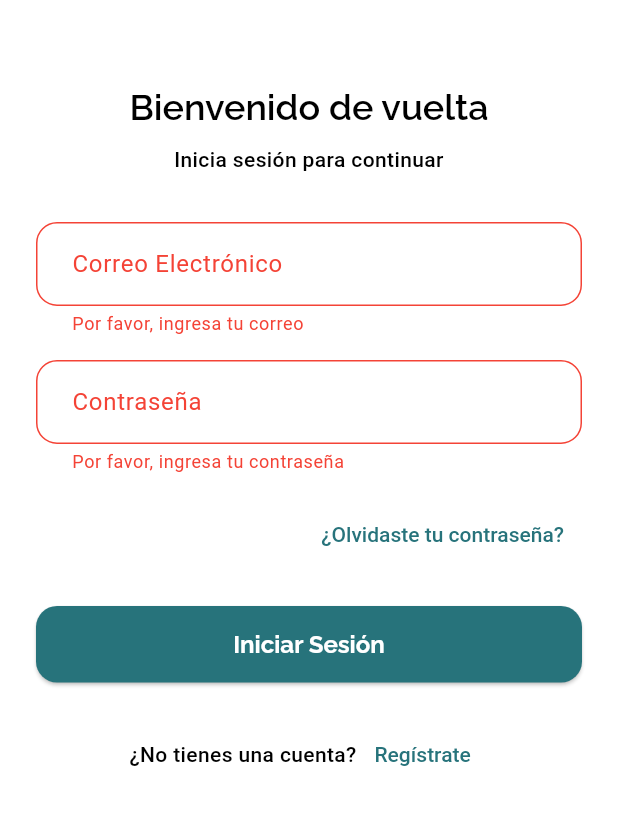
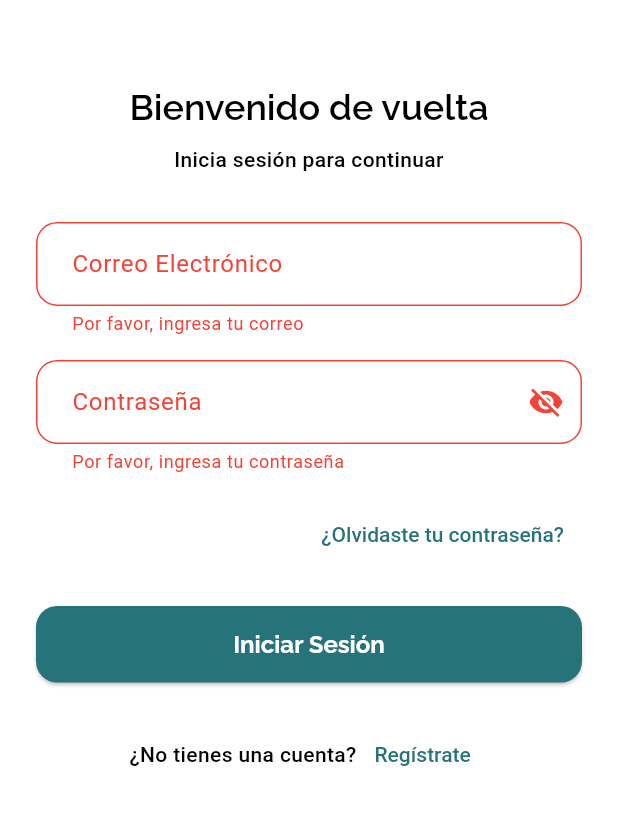
Before and after one commit to AndresJmzA/tumex_app, a Flutter app: the screen it shows after launch, after a tap on "Iniciar Sesión", on a phone screen of 412 x 824 dp, the part 126-951 px from its top. Run offline on Flutter 3.47's test engine with Material 3 defaults, Android fonts, the phone set to English and light mode, and no system bars; our stand-ins replace firebase_auth, firebase_core, flutter_riverpod, google_fonts; missing offline and left inert: firebase_app_check; accounts and stored records are empty; generated files the repository leaves out were written again.

Commit message:
feat(auth): improve error handling with specific Firebase error codes

```diff
--- a/lib/features/auth/screens/login_screen.dart
+++ b/lib/features/auth/screens/login_screen.dart
@@ -17,6 +17,7 @@ class _LoginScreenState extends ConsumerState<LoginScreen> {
   final _emailController = TextEditingController();
   final _passwordController = TextEditingController();
   bool _isLoading = false;
+  bool _isPasswordVisible = false;
 
   @override
   void dispose() {
@@ -31,19 +32,25 @@ class _LoginScreenState extends ConsumerState<LoginScreen> {
         _isLoading = true;
       });
       try {
-        await ref.read(authServiceProvider).signInWithEmailAndPassword(
+        await ref
+            .read(authServiceProvider)
+            .signInWithEmailAndPassword(
               email: _emailController.text.trim(),
               password: _passwordController.text.trim(),
             );
         // Navigation will be handled by the AuthGate/AuthState listener
       } on FirebaseAuthException catch (e) {
         ScaffoldMessenger.of(context).showSnackBar(
-          SnackBar(content: Text(e.message ?? 'Fallo al iniciar sesión.')),
+          SnackBar(
+            content: Text(
+              'Error (${e.code}): ${e.message ?? 'Fallo al iniciar sesión.'}',
+            ),
+          ),
         );
       } catch (e) {
-        ScaffoldMessenger.of(context).showSnackBar(
-          SnackBar(content: Text(e.toString())),
-        );
+        ScaffoldMessenger.of(
+          context,
+        ).showSnackBar(SnackBar(content: Text(e.toString())));
       } finally {
         if (mounted) {
           setState(() {
@@ -98,7 +105,9 @@ class _LoginScreenState extends ConsumerState<LoginScreen> {
                 // Email Field
                 TextFormField(
                   controller: _emailController,
-                  decoration: const InputDecoration(labelText: 'Correo Electrónico'),
+                  decoration: const InputDecoration(
+                    labelText: 'Correo Electrónico',
+                  ),
                   keyboardType: TextInputType.emailAddress,
                   validator: (value) {
                     if (value == null || value.isEmpty) {
@@ -115,8 +124,22 @@ class _LoginScreenState extends ConsumerState<LoginScreen> {
                 // Password Field
                 TextFormField(
                   controller: _passwordController,
-                  decoration: const InputDecoration(labelText: 'Contraseña'),
-                  obscureText: true,
+                  decoration: InputDecoration(
+                    labelText: 'Contraseña',
+                    suffixIcon: IconButton(
+                      icon: Icon(
+                        _isPasswordVisible
+                            ? Icons.visibility
+                            : Icons.visibility_off,
+                      ),
+                      onPressed: () {
+                        setState(() {
+                          _isPasswordVisible = !_isPasswordVisible;
+                        });
+                      },
+                    ),
+                  ),
+                  obscureText: !_isPasswordVisible,
                   validator: (value) {
                     if (value == null || value.isEmpty) {
                       return 'Por favor, ingresa tu contraseña';
@@ -135,7 +158,9 @@ class _LoginScreenState extends ConsumerState<LoginScreen> {
                   child: TextButton(
                     onPressed: () {
                       Navigator.of(context).push(
-                        MaterialPageRoute(builder: (context) => const ForgotPasswordScreen()),
+                        MaterialPageRoute(
+                          builder: (context) => const ForgotPasswordScreen(),
+                        ),
                       );
                     },
                     child: const Text('¿Olvidaste tu contraseña?'),
@@ -146,7 +171,8 @@ class _LoginScreenState extends ConsumerState<LoginScreen> {
                 // Login Button
                 ElevatedButton(
                   onPressed: _isLoading ? null : _login,
-                  child: _isLoading
+                  child:
+                      _isLoading
                           ? const SizedBox(
                             height: 20,
                             width: 20,
@@ -163,14 +189,13 @@ class _LoginScreenState extends ConsumerState<LoginScreen> {
                 Row(
                   mainAxisAlignment: MainAxisAlignment.center,
                   children: [
-                    Text(
-                      '¿No tienes una cuenta?',
-                      style: textTheme.bodyMedium,
-                    ),
+                    Text('¿No tienes una cuenta?', style: textTheme.bodyMedium),
                     TextButton(
                       onPressed: () {
                         Navigator.of(context).push(
-                          MaterialPageRoute(builder: (context) => const SignUpScreen()),
+                          MaterialPageRoute(
+                            builder: (context) => const SignUpScreen(),
+                          ),
                         );
                       },
                       child: const Text('Regístrate'),
```
Lines whose indentation alone changed are shown as unchanged.
